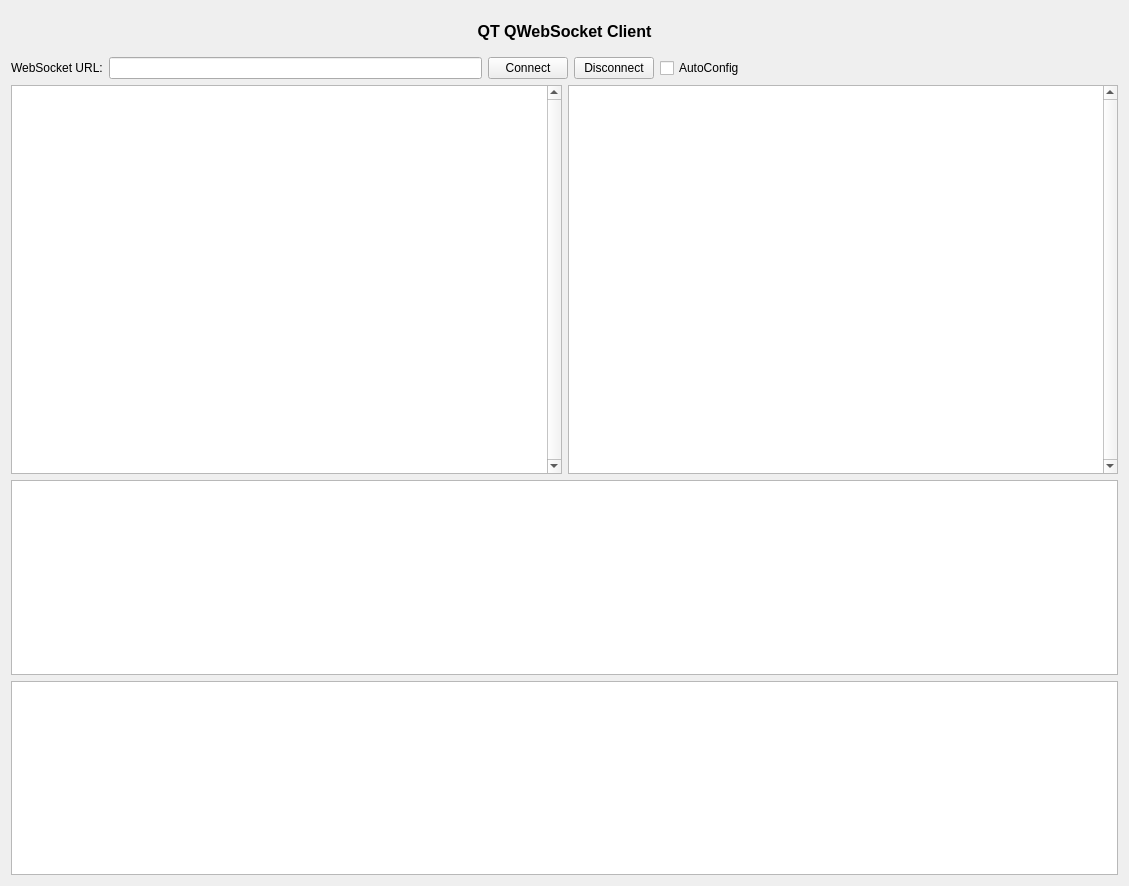
First picture: the form in QtGuiApplicationTest/QtGuiApplicationTest/MiscellaneousQWebSocket.ui, repository xautshuanglong/QtLearningRepository, before the edit.
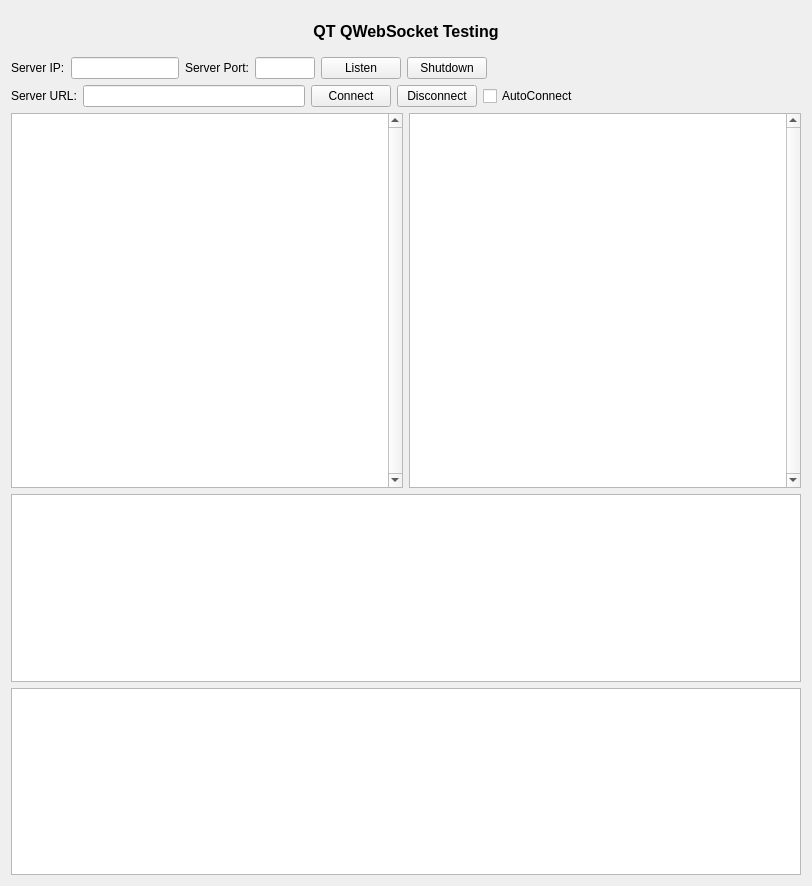
Second picture: the form after the edit.

Commit message: QWebSocketServer 测试

```diff
--- a/QtGuiApplicationTest/QtGuiApplicationTest/MiscellaneousQWebSocket.ui
+++ b/QtGuiApplicationTest/QtGuiApplicationTest/MiscellaneousQWebSocket.ui
@@ -6,7 +6,7 @@
    <rect>
     <x>0</x>
     <y>0</y>
-    <width>1129</width>
+    <width>812</width>
     <height>886</height>
    </rect>
   </property>
@@ -30,7 +30,7 @@
       </font>
      </property>
      <property name="text">
-      <string>QT QWebSocket Client</string>
+      <string>QT QWebSocket Testing</string>
      </property>
      <property name="alignment">
       <set>Qt::AlignCenter</set>
@@ -38,14 +38,14 @@
     </widget>
    </item>
    <item>
-    <layout class="QGridLayout" name="gridLayout" rowstretch="0,2,1,1">
+    <layout class="QGridLayout" name="gridLayout" rowstretch="0,0,2,1,1">
      <property name="leftMargin">
       <number>0</number>
      </property>
      <property name="rightMargin">
       <number>0</number>
      </property>
-     <item row="3" column="0" colspan="2">
+     <item row="4" column="0" colspan="2">
       <widget class="QPlainTextEdit" name="teMatchError">
        <property name="font">
         <font>
@@ -55,20 +55,7 @@
        </property>
       </widget>
      </item>
-     <item row="1" column="0">
-      <widget class="QPlainTextEdit" name="teMatchTarget">
-       <property name="font">
-        <font>
-         <family>Consolas</family>
-         <pointsize>10</pointsize>
-        </font>
-       </property>
-       <property name="verticalScrollBarPolicy">
-        <enum>Qt::ScrollBarAlwaysOn</enum>
-       </property>
-      </widget>
-     </item>
-     <item row="2" column="0" colspan="2">
+     <item row="3" column="0" colspan="2">
       <widget class="QPlainTextEdit" name="teMatchResult">
        <property name="font">
         <font>
@@ -78,21 +65,8 @@
        </property>
       </widget>
      </item>
-     <item row="1" column="1">
-      <widget class="QPlainTextEdit" name="teMatchExpression">
-       <property name="font">
-        <font>
-         <family>Consolas</family>
-         <pointsize>10</pointsize>
-        </font>
-       </property>
-       <property name="verticalScrollBarPolicy">
-        <enum>Qt::ScrollBarAlwaysOn</enum>
-       </property>
-      </widget>
-     </item>
-     <item row="0" column="0" colspan="2">
-      <widget class="QWidget" name="ButtonWidget" native="true">
+     <item row="1" column="0" colspan="2">
+      <widget class="QWidget" name="ClientButtonWidget" native="true">
        <layout class="QHBoxLayout" name="horizontalLayout">
         <property name="leftMargin">
          <number>0</number>
@@ -109,7 +83,7 @@
         <item>
          <widget class="QLabel" name="lbUrl">
           <property name="text">
-           <string>WebSocket URL:</string>
+           <string>Server URL:</string>
           </property>
          </widget>
         </item>
@@ -125,12 +99,6 @@
         </item>
         <item>
          <widget class="QPushButton" name="btnDisconnect">
-          <property name="sizePolicy">
-           <sizepolicy hsizetype="Maximum" vsizetype="Expanding">
-            <horstretch>0</horstretch>
-            <verstretch>0</verstretch>
-           </sizepolicy>
-          </property>
           <property name="text">
            <string>Disconnect</string>
           </property>
@@ -139,7 +107,7 @@
         <item>
          <widget class="QCheckBox" name="cbAutoConnect">
           <property name="text">
-           <string>AutoConfig</string>
+           <string>AutoConnect</string>
           </property>
          </widget>
         </item>
@@ -159,6 +127,123 @@
        </layout>
       </widget>
      </item>
+     <item row="2" column="1">
+      <widget class="QPlainTextEdit" name="teMatchExpression">
+       <property name="font">
+        <font>
+         <family>Consolas</family>
+         <pointsize>10</pointsize>
+        </font>
+       </property>
+       <property name="verticalScrollBarPolicy">
+        <enum>Qt::ScrollBarAlwaysOn</enum>
+       </property>
+      </widget>
+     </item>
+     <item row="2" column="0">
+      <widget class="QPlainTextEdit" name="teMatchTarget">
+       <property name="font">
+        <font>
+         <family>Consolas</family>
+         <pointsize>10</pointsize>
+        </font>
+       </property>
+       <property name="verticalScrollBarPolicy">
+        <enum>Qt::ScrollBarAlwaysOn</enum>
+       </property>
+      </widget>
+     </item>
+     <item row="0" column="0" colspan="2">
+      <widget class="QWidget" name="ServerClientButtonWidget" native="true">
+       <layout class="QHBoxLayout" name="horizontalLayout_3">
+        <property name="leftMargin">
+         <number>0</number>
+        </property>
+        <property name="topMargin">
+         <number>0</number>
+        </property>
+        <property name="rightMargin">
+         <number>0</number>
+        </property>
+        <property name="bottomMargin">
+         <number>0</number>
+        </property>
+        <item>
+         <widget class="QLabel" name="lbServerIP">
+          <property name="text">
+           <string>Server IP:</string>
+          </property>
+         </widget>
+        </item>
+        <item>
+         <widget class="QLineEdit" name="leServerIP">
+          <property name="sizePolicy">
+           <sizepolicy hsizetype="Minimum" vsizetype="Fixed">
+            <horstretch>0</horstretch>
+            <verstretch>0</verstretch>
+           </sizepolicy>
+          </property>
+          <property name="minimumSize">
+           <size>
+            <width>100</width>
+            <height>0</height>
+           </size>
+          </property>
+         </widget>
+        </item>
+        <item>
+         <widget class="QLabel" name="lbServerPort">
+          <property name="text">
+           <string>Server Port:</string>
+          </property>
+         </widget>
+        </item>
+        <item>
+         <widget class="QLineEdit" name="leServerPort">
+          <property name="sizePolicy">
+           <sizepolicy hsizetype="Maximum" vsizetype="Fixed">
+            <horstretch>0</horstretch>
+            <verstretch>0</verstretch>
+           </sizepolicy>
+          </property>
+          <property name="maximumSize">
+           <size>
+            <width>60</width>
+            <height>16777215</height>
+           </size>
+          </property>
+         </widget>
+        </item>
+        <item>
+         <widget class="QPushButton" name="btnListen">
+          <property name="text">
+           <string>Listen</string>
+          </property>
+         </widget>
+        </item>
+        <item>
+         <widget class="QPushButton" name="btnShutdown">
+          <property name="text">
+           <string>Shutdown</string>
+          </property>
+         </widget>
+        </item>
+        <item>
+         <spacer name="horizontalSpacer_3">
+          <property name="orientation">
+           <enum>Qt::Horizontal</enum>
+          </property>
+          <property name="sizeHint" stdset="0">
+           <size>
+            <width>40</width>
+            <height>20</height>
+           </size>
+          </property>
+         </spacer>
+        </item>
+       </layout>
+      </widget>
+     </item>
     </layout>
    </item>
   </layout>
```
The commit also changes 2 other files.
